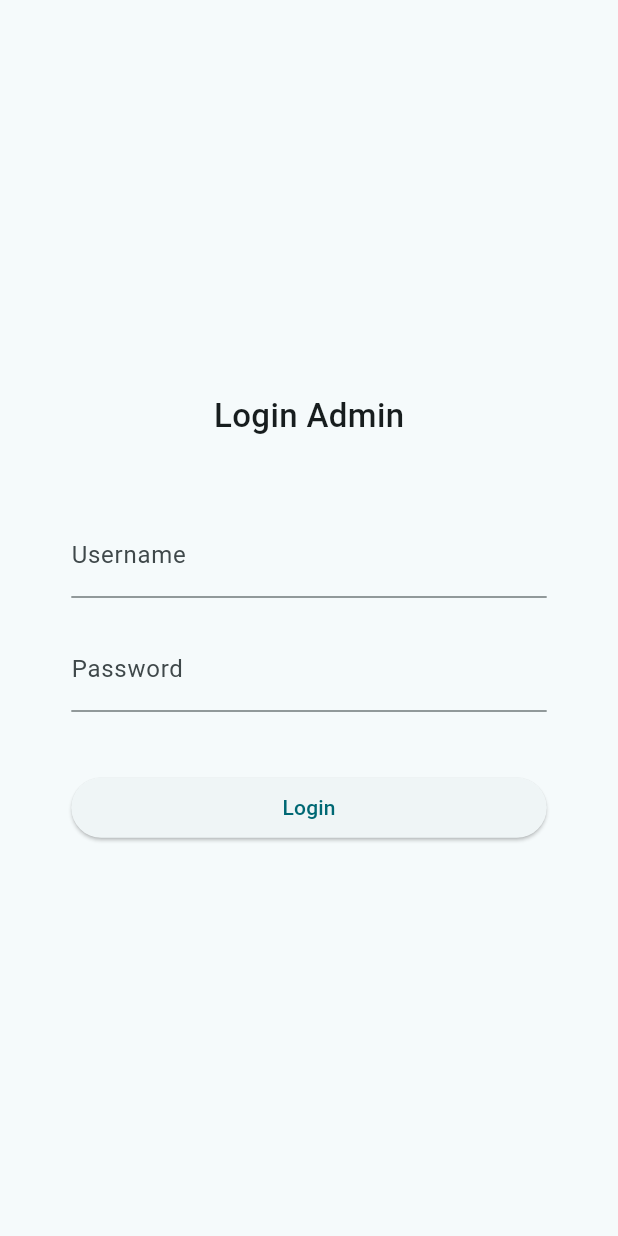
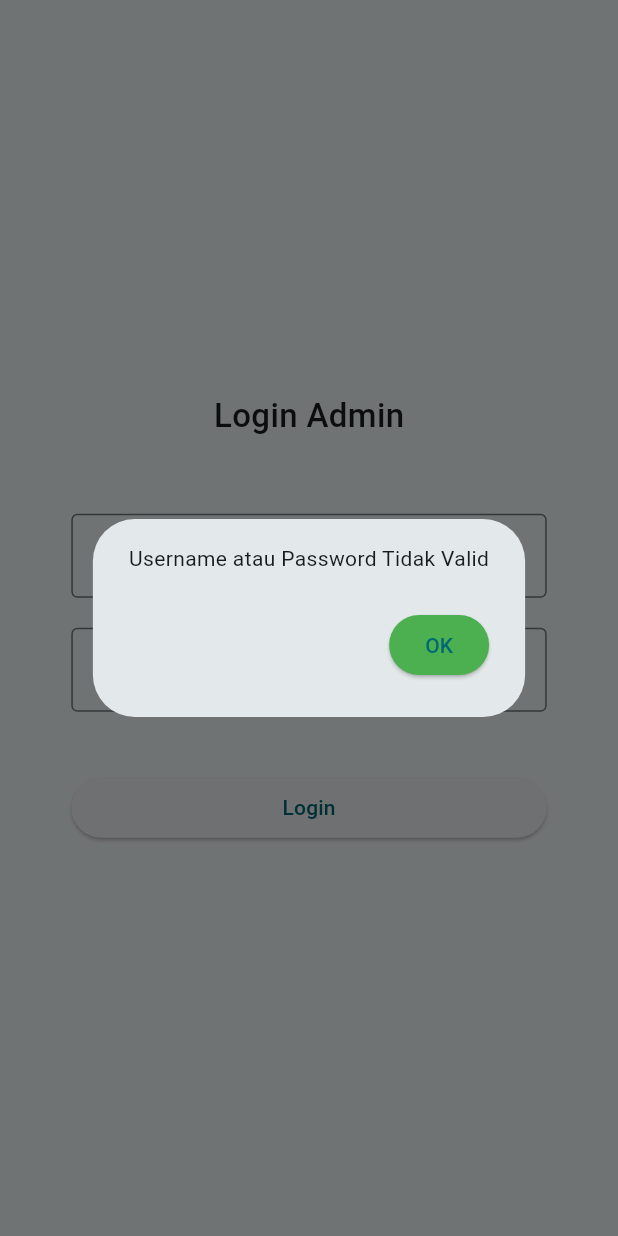
Before and after one commit to kanzankazu/Kanzan_Flutter_Learn, a Flutter app: the screen it shows after launch, after a tap on "Login", on a phone screen of 412 x 824 dp. Run offline on Flutter 3.47's test engine with Material 3 defaults, Android fonts, the phone set to English and light mode, and no system bars; our stand-ins replace dio, shared_preferences.

Commit message:
add login logout and service

```diff
--- /dev/null
+++ b/lib/helper/poli_service.dart
@@ -0,0 +1,19 @@
+import 'package:belajar_1/helper/user_info.dart';
+
+class LoginService {
+  Future<bool> login(String username, String password) async {
+    bool isLogin = false;
+    if (username == 'admin' && password == 'admin') {
+      await UserInfo().setToken("admin");
+      await UserInfo().setUserID("1");
+      await UserInfo().setUsername("admin");
+      isLogin = true;
+    }
+    return isLogin;
+  }
+
+  Future<bool> logout() async {
+    await UserInfo().logout();
+    return true;
+  }
+}
--- a/lib/model/poli.dart
+++ b/lib/model/poli.dart
@@ -5,4 +5,10 @@ class Poli {
   Poli({this.id, required this.namaPoli});
 
   isNull(Poli? poli) => poli == null;
+
+  factory Poli.fromJson(Map<String, dynamic> json) {
+    return Poli(id: json["id"], namaPoli: json["nama_poli"]);
+  }
+
+  Map<String, dynamic> toJson() => {"nama_poli": namaPoli};
 }
--- a/lib/ui/login.dart
+++ b/lib/ui/login.dart
@@ -1,5 +1,7 @@
 // ignore_for_file: prefer_const_constructors
 
+import 'package:belajar_1/helper/poli_service.dart';
+import 'package:belajar_1/ui/beranda.dart';
 import 'package:flutter/material.dart';
 
 class Login extends StatefulWidget {
@@ -58,14 +60,14 @@ class LoginState extends State<Login> {
 
   Widget _usernameTextField() {
     return TextFormField(
-      decoration: InputDecoration(labelText: "Username"),
+      decoration: InputDecoration(border: OutlineInputBorder(), labelText: "Username"),
       controller: _usernameCtrl,
     );
   }
 
   Widget _passwordTextField() {
     return TextFormField(
-      decoration: InputDecoration(labelText: "Password"),
+      decoration: InputDecoration(border: OutlineInputBorder(), labelText: "Password"),
       obscureText: true,
       controller: _passwordCtrl,
     );
@@ -73,10 +75,32 @@ class LoginState extends State<Login> {
 
   Widget _tombolLogin() {
     return SizedBox(
-        width: MediaQuery.of(context).size.width,
-        child: ElevatedButton(
+      width: MediaQuery.of(context).size.width,
+      child: ElevatedButton(
           child: Text("Login"),
-          onPressed: () {},
-        ));
+          onPressed: () async {
+            String username = _usernameCtrl.text;
+            String password = _passwordCtrl.text;
+            await LoginService().login(username, password).then((value) {
+              if (value == true) {
+                Navigator.pushReplacement(context, MaterialPageRoute(builder: (context) => Beranda()));
+              } else {
+                AlertDialog alertDialog = AlertDialog(
+                  content: const Text("Username atau Password Tidak Valid"),
+                  actions: [
+                    ElevatedButton(
+                      onPressed: () {
+                        Navigator.pop(context);
+                      },
+                      style: ElevatedButton.styleFrom(backgroundColor: Colors.green),
+                      child: const Text("OK"),
+                    )
+                  ],
+                );
+                showDialog(context: context, builder: (context) => alertDialog);
+              }
+            });
+          }),
+    );
   }
 }
```
Also changed, not shown: lib/helper/api_client.dart (+45 -0 lines), lib/helper/login_service.dart (+39 -0 lines), lib/ui/sidebar.dart (+14 -4 lines).
